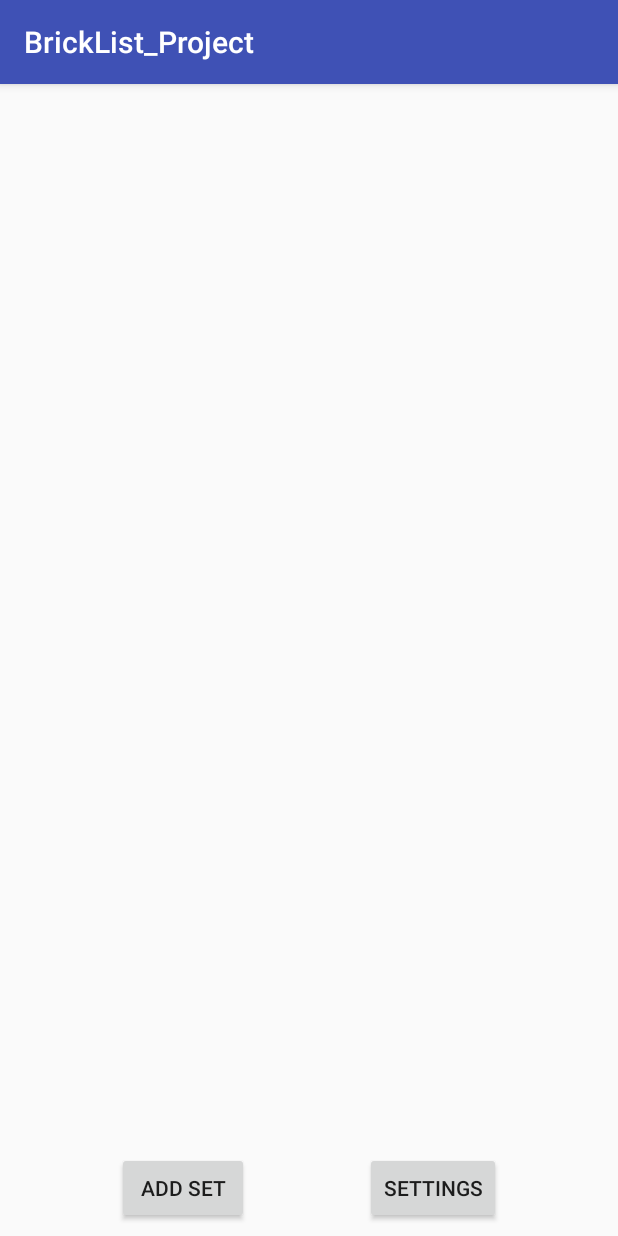
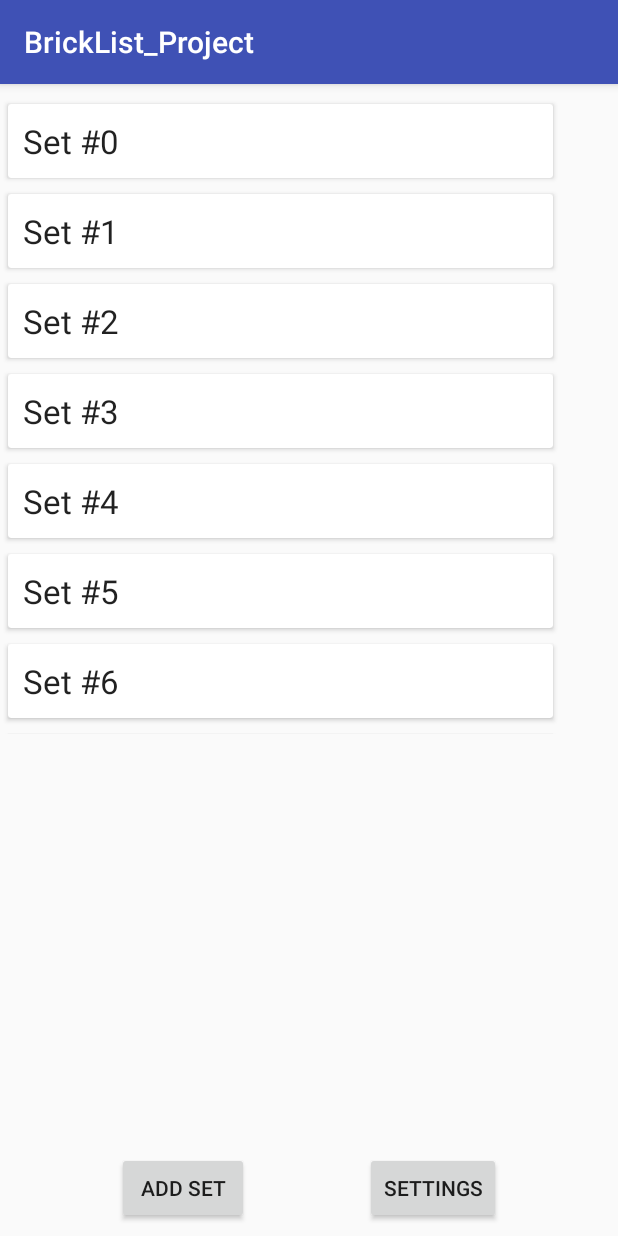
Before and after one commit to Items0/BrickList, an Android app: the screen it shows after launch (MainActivity), on a phone screen of 412 x 824 dp. Run offline under Robolectric (Android 15) with nearby library versions, the phone set to English and light mode, and no system bars.

Commit message:
Create RecyclerView

```diff
--- a/app/build.gradle
+++ b/app/build.gradle
@@ -31,4 +31,5 @@ dependencies {
     androidTestImplementation 'com.android.support.test:runner:1.0.2'
     androidTestImplementation 'com.android.support.test.espresso:espresso-core:3.0.2'
     implementation 'com.android.support:recyclerview-v7:27.1.1'
+    implementation 'com.android.support:cardview-v7:27.1.1'
 }
--- a/app/src/main/java/com/example/patryk/bricklist_project/MainActivity.kt
+++ b/app/src/main/java/com/example/patryk/bricklist_project/MainActivity.kt
@@ -2,13 +2,43 @@ package com.example.patryk.bricklist_project
 
 import android.support.v7.app.AppCompatActivity
 import android.os.Bundle
+import android.support.v7.widget.LinearLayoutManager
+import android.support.v7.widget.RecyclerView
+import android.view.View
+import android.widget.LinearLayout
 import kotlinx.android.synthetic.main.activity_main.*
 
 class MainActivity : AppCompatActivity() {
 
+    private lateinit var recyclerView: RecyclerView
+    private lateinit var viewAdapter: RecyclerView.Adapter<*>
+    private lateinit var viewManager: RecyclerView.LayoutManager
+    val myList = ArrayList<String>()
     override fun onCreate(savedInstanceState: Bundle?) {
         super.onCreate(savedInstanceState)
         setContentView(R.layout.activity_main)
 
+        for (i in 0..20) myList.add("Set #$i")
+        viewManager = LinearLayoutManager(this, LinearLayout.VERTICAL, false)
+        viewAdapter = RecyclerViewAdapter(myList)
+
+
+        recyclerView = findViewById<RecyclerView>(R.id.myRecyclerView).apply {
+            // use this setting to improve performance if you know that changes
+            // in content do not change the layout size of the RecyclerView
+            setHasFixedSize(true)
+
+            // use a linear layout manager
+            layoutManager = viewManager
+
+            // specify an viewAdapter (see also next example)
+            adapter = viewAdapter
+        }
+    }
+
+    fun addFunction(v: View) {
+        myList.add("Ends")
+        recyclerView.adapter.notifyItemInserted(myList.size - 1);
+        //recyclerView.adapter.notifyDataSetChanged();
     }
 }
--- a/app/src/main/java/com/example/patryk/bricklist_project/RecyclerViewAdapter.kt
+++ b/app/src/main/java/com/example/patryk/bricklist_project/RecyclerViewAdapter.kt
@@ -3,18 +3,26 @@ package com.example.patryk.bricklist_project
 import android.support.v7.widget.RecyclerView
 import android.view.LayoutInflater
 import android.view.ViewGroup
+import android.view.View
+import android.widget.TextView
 
-class RecyclerViewAdapter(val items : ArrayList<String>) : RecyclerView.Adapter<RecyclerView.ViewHolder>(){
-    override fun onCreateViewHolder(parent: ViewGroup, viewType: Int): RecyclerView.ViewHolder {
-        TODO("not implemented") //To change body of created functions use File | Settings | File Templates.
+
+class RecyclerViewAdapter(val items : ArrayList<String>) : RecyclerView.Adapter<RecyclerViewAdapter.ViewHolder>() {
+    override fun onCreateViewHolder(parent: ViewGroup, viewType: Int): ViewHolder {
+        val v = LayoutInflater.from(parent?.context).inflate(R.layout.item_layout, parent, false)
+        return ViewHolder(v);
     }
 
+    override fun onBindViewHolder(holder: ViewHolder, position: Int) {
+        holder?.myTextView?.text = items[position]
+    }
 
     override fun getItemCount(): Int {
         return items.size
     }
 
-    override fun onBindViewHolder(holder: RecyclerView.ViewHolder, position: Int) {
+    class ViewHolder(itemView: View) : RecyclerView.ViewHolder(itemView) {
+        val myTextView = itemView.findViewById<TextView>(R.id.name)
+    }
 
-    }
 }
--- a/app/src/main/res/layout/activity_main.xml
+++ b/app/src/main/res/layout/activity_main.xml
@@ -8,7 +8,7 @@
     tools:layout_editor_absoluteY="81dp">
 
     <android.support.v7.widget.RecyclerView
-        android:id="@+id/recyclerView"
+        android:id="@+id/myRecyclerView"
         android:layout_width="374dp"
         android:layout_height="425dp"
         android:layout_marginTop="8dp"
@@ -21,6 +21,7 @@
         android:layout_width="wrap_content"
         android:layout_height="wrap_content"
         android:layout_marginBottom="8dp"
+        android:onClick="addFunction"
         android:text="Add set"
         app:layout_constraintBottom_toBottomOf="parent"
         app:layout_constraintEnd_toStartOf="@+id/settingsButton"
--- /dev/null
+++ b/app/src/main/res/layout/item_layout.xml
@@ -0,0 +1,24 @@
+<?xml version="1.0" encoding="utf-8"?>
+<LinearLayout xmlns:android="http://schemas.android.com/apk/res/android"
+    android:orientation="vertical" android:layout_width="match_parent"
+    android:layout_height="wrap_content">
+
+    <android.support.v7.widget.CardView
+        android:layout_margin="5dp"
+        android:layout_width="match_parent"
+        android:layout_height="match_parent" >
+        <LinearLayout
+            android:padding="10dp"
+            android:orientation="vertical"
+            android:layout_width="match_parent"
+            android:layout_height="wrap_content">
+            <TextView
+                android:textAppearance="@style/Base.TextAppearance.AppCompat.Large"
+                android:id="@+id/name"
+                android:text="exampleName"
+                android:layout_width="match_parent"
+                android:layout_height="wrap_content" />
+        </LinearLayout>
+    </android.support.v7.widget.CardView>
+
+</LinearLayout>
```
